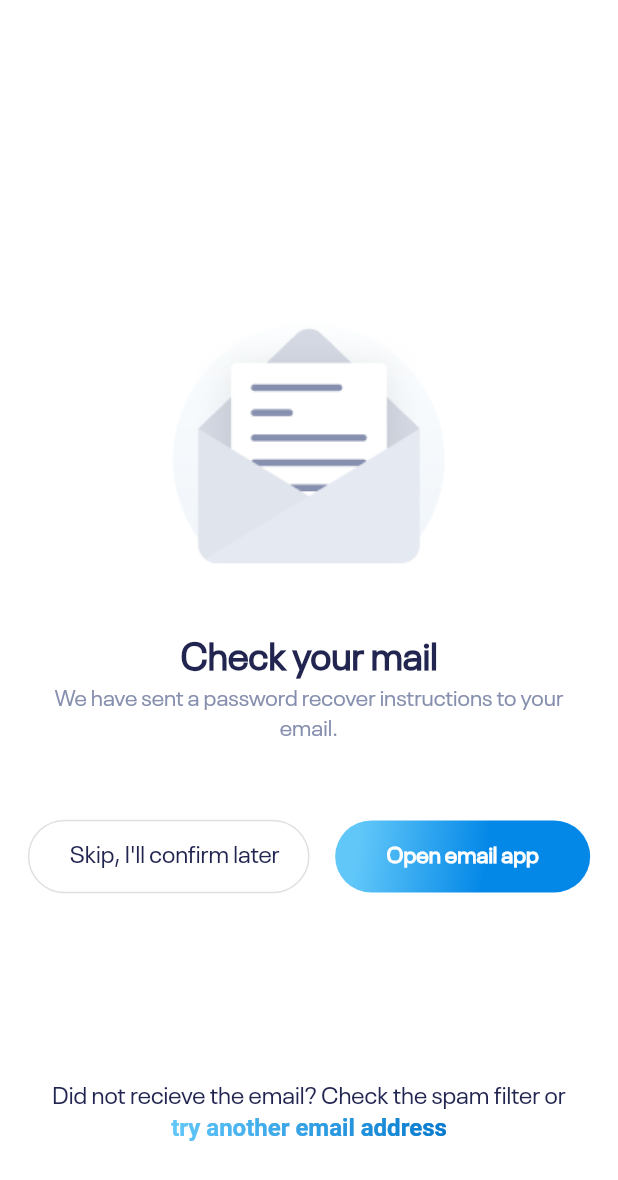
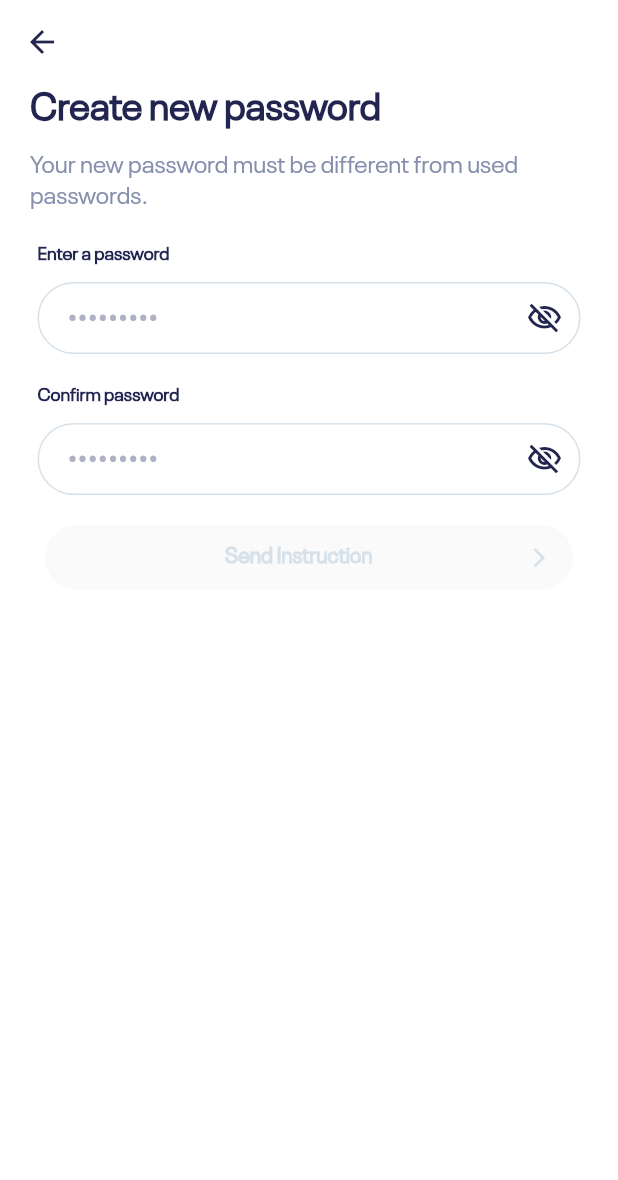
Before and after one commit to thenaijadev/Aquayar_v3, a Flutter app: the EmailSentScreen screen opened by its route, after a tap on "Open email app", on a phone screen of 412 x 824 dp. Shown: the top 1180 px of the screen. Run offline on Flutter 3.47's test engine with Material 2 defaults, Android fonts, the phone set to English and light mode, and no system bars; drawn by our look-alikes of simple_gradient_text; our stand-ins replace country_picker, dio, equatable, firebase_auth, flutter_bloc, logger and 2 more; accounts and stored records are empty.

Commit message:
Chore: Create new password screen done

```diff
--- /dev/null
+++ b/lib/app/presentation/screens/create_new_password_screen.dart
@@ -0,0 +1,162 @@
+import 'package:aquayar/app/presentation/widgets/blue_btn.dart';
+import 'package:aquayar/app/presentation/widgets/text_input.dart';
+import 'package:aquayar/app/presentation/widgets/title_text.dart';
+import 'package:aquayar/router/routes.dart';
+import 'package:aquayar/utilities/constants.dart/app_colors.dart';
+import 'package:aquayar/utilities/validators.dart';
+import 'package:flutter/material.dart';
+
+class CreateNewPasswordScreen extends StatefulWidget {
+  const CreateNewPasswordScreen({super.key});
+
+  @override
+  State<CreateNewPasswordScreen> createState() =>
+      _CreateNewPasswordScreenState();
+}
+
+class _CreateNewPasswordScreenState extends State<CreateNewPasswordScreen> {
+  final formfieldkey_1 = GlobalKey<FormFieldState>();
+  final formfieldkey_2 = GlobalKey<FormFieldState>();
+
+  bool? passwordState = false;
+  bool? confirmPasswordState = false;
+
+  final formKey = GlobalKey<FormState>();
+  bool obscureText = true;
+  @override
+  Widget build(BuildContext context) {
+    return Scaffold(
+      backgroundColor: AppColors.white,
+      appBar: AppBar(
+        elevation: 0,
+        backgroundColor: AppColors.white,
+        leading: IconButton(
+          onPressed: () => Navigator.pop(context),
+          icon: const Icon(
+            Icons.arrow_back,
+            color: AppColors.titleBlack,
+          ),
+        ),
+      ),
+      body: Column(
+        crossAxisAlignment: CrossAxisAlignment.start,
+        children: [
+          const Padding(
+            padding: EdgeInsets.only(left: 20.0),
+            child: TextWidget(
+              text: "Create new password",
+              color: AppColors.titleBlack,
+              fontSize: 25,
+              fontWeight: FontWeight.bold,
+            ),
+          ),
+          const Padding(
+            padding: EdgeInsets.only(left: 20.0, top: 10, right: 30),
+            child: TextWidget(
+              text: "Your new password must be different from used passwords.",
+              color: AppColors.darkTitleGrey,
+              fontSize: 16,
+              fontWeight: FontWeight.w400,
+            ),
+          ),
+          Form(
+            key: formKey,
+            child: Column(
+              children: [
+                Padding(
+                  padding: const EdgeInsets.only(top: 20.0),
+                  child: InputFieldWidget(
+                    obscureText: obscureText,
+                    suffixIcon: GestureDetector(
+                      onTap: () {
+                        setState(() {
+                          obscureText = !obscureText;
+                        });
+                      },
+                      child: Icon(
+                        obscureText
+                            ? Icons.visibility_off_outlined
+                            : Icons.visibility_outlined,
+                        color: AppColors.titleBlack,
+                      ),
+                    ),
+                    textFieldkey: formfieldkey_1,
+                    label: "Enter a password",
+                    hintText: "•••••••••",
+                    hintSize: 20,
+                    onChanged: (val) {
+                      setState(() {
+                        passwordState = formfieldkey_1.currentState?.validate();
+                      });
+                    },
+                    validator: (val) {
+                      final passwordStatus = Validator.validatePassword(
+                          formfieldkey_1.currentState?.value);
+                      return passwordStatus;
+                    },
+                  ),
+                ),
+                Padding(
+                  padding: const EdgeInsets.only(top: 20.0),
+                  child: InputFieldWidget(
+                    obscureText: obscureText,
+                    suffixIcon: GestureDetector(
+                      onTap: () {
+                        setState(() {
+                          obscureText = !obscureText;
+                        });
+                      },
+                      child: Icon(
+                        obscureText
+                            ? Icons.visibility_off_outlined
+                            : Icons.visibility_outlined,
+                        color: AppColors.titleBlack,
+                      ),
+                    ),
+                    textFieldkey: formfieldkey_2,
+                    label: "Confirm password",
+                    hintText: "•••••••••",
+                    hintSize: 20,
+                    onChanged: (val) {
+                      setState(() {
+                        confirmPasswordState =
+                            formfieldkey_2.currentState?.validate();
+                      });
+                    },
+                    validator: (val) {
+                      final confirmPasswordStatus =
+                          Validator.validateConfirmPassword(
+                              formfieldkey_2.currentState?.value,
+                              formfieldkey_1.currentState?.value);
+                      return confirmPasswordStatus;
+                    },
+                  ),
+                ),
+              ],
+            ),
+          ),
+          Padding(
+            padding: const EdgeInsets.only(bottom: 20.0),
+            child: BlueBtn(
+                enabled: passwordState! && confirmPasswordState!,
+                paddingVertical: 12,
+                label: TextWidget(
+                  text: "  Send Instruction",
+                  color: passwordState! && confirmPasswordState!
+                      ? AppColors.white
+                      : AppColors.inputBorder,
+                  fontWeight: FontWeight.bold,
+                  fontSize: 14,
+                ),
+                onPressed: () {
+                  final formIsValid = formKey.currentState?.validate();
+                  if (formIsValid!) {
+                    Navigator.pushNamed(context, Routes.emailSent);
+                  }
+                }),
+          )
+        ],
+      ),
+    );
+  }
+}
--- a/lib/app/presentation/screens/email_sent_screen.dart
+++ b/lib/app/presentation/screens/email_sent_screen.dart
@@ -1,5 +1,6 @@
 import 'package:aquayar/app/presentation/widgets/outlined_btn.dart';
 import 'package:aquayar/app/presentation/widgets/title_text.dart';
+import 'package:aquayar/router/routes.dart';
 import 'package:aquayar/utilities/constants.dart/app_colors.dart';
 import 'package:flutter/material.dart';
 import 'package:simple_gradient_text/simple_gradient_text.dart';
@@ -64,7 +65,10 @@ class _EmailSentScreenState extends State<EmailSentScreen> {
                           onPressed: () {},
                         ),
                         GestureDetector(
-                          onTap: () {},
+                          onTap: () {
+                            Navigator.pushNamed(
+                                context, Routes.createNewPassword);
+                          },
                           child: Container(
                             width: 170,
                             padding: const EdgeInsets.symmetric(
--- a/lib/router/app_router.dart
+++ b/lib/router/app_router.dart
@@ -1,6 +1,7 @@
 import 'package:aquayar/app/error/error_screen.dart';
+import 'package:aquayar/app/presentation/screens/create_new_password_screen.dart';
 import 'package:aquayar/app/presentation/screens/email_sent_screen.dart';
-import 'package:aquayar/app/presentation/screens/forgot_passport.dart';
+import 'package:aquayar/app/presentation/screens/reset_password.dart';
 import 'package:aquayar/app/presentation/screens/gender_screen.dart';
 import 'package:aquayar/app/presentation/screens/home_screen.dart';
 import 'package:aquayar/app/presentation/screens/login_screen.dart';
@@ -51,51 +52,17 @@ class AppRouter {
         return MaterialPageRoute(
           builder: (_) => const EmailSentScreen(),
         );
-      // case Routes.cartScreen:
-      //   return MaterialPageRoute(
-      //     builder: (_) => const CartScreen(),
-      //   );
-      // case Routes.productScreen:
-      //   var data = routeSettings.arguments as ProductModel;
-      //   return MaterialPageRoute(
-      //     builder: (_) => ProductScreen(product: data),
-      //   );
-      // case Routes.loginScreen:
-      //   return MaterialPageRoute(
-      //     builder: (_) => const LoginScreen(),
-      //   );
+      case Routes.createNewPassword:
+        return MaterialPageRoute(
+          builder: (_) => const CreateNewPasswordScreen(),
+        );
 
-      // case Routes.passwordRecoveryScreen:
-      //   return MaterialPageRoute(
-      //     builder: (_) => const PasswordRecoveryScreen(),
-      //   );
-      // case Routes.otpVerifcationScreen:
-      //   return MaterialPageRoute(
-      //     builder: (_) => const OTPVerificationScreen(),
-      //   );
-
-      // case Routes.homeScreen:
-      //   return MaterialPageRoute(
-      //     builder: (_) => const HomeScreen(),
-      //   );
       // case Routes.payNowScreen:
       //   var data = routeSettings.arguments as CardModel;
       //   return MaterialPageRoute(
       //     builder: (_) => PayNowScreen(card: data),
       //   );
-      // case Routes.paymentScreen:
-      //   return MaterialPageRoute(
-      //     builder: (_) => const PaymentChoiceScreen(),
-      //   );
-      // case Routes.orderDetails:
-      //   return MaterialPageRoute(
-      //     builder: (_) => const OrderDetails(),
-      //   );
 
-      // case Routes.loading:
-      //   return MaterialPageRoute(
-      //     builder: (_) => const LoadingScreen(),
-      //   );
       default:
         return MaterialPageRoute(
           builder: (_) => const ErrorScreen(),
--- a/lib/router/routes.dart
+++ b/lib/router/routes.dart
@@ -8,4 +8,5 @@ class Routes {
   static const String otp = '/otp';
   static const String forgotPassword = '/forgotPassword';
   static const String emailSent = '/emailSent';
+  static const String createNewPassword = '/createNewPassword';
 }
```
Also changed, not shown: lib/app/presentation/screens/reset_password.dart (renamed from lib/app/presentation/screens/forgot_passport.dart).
